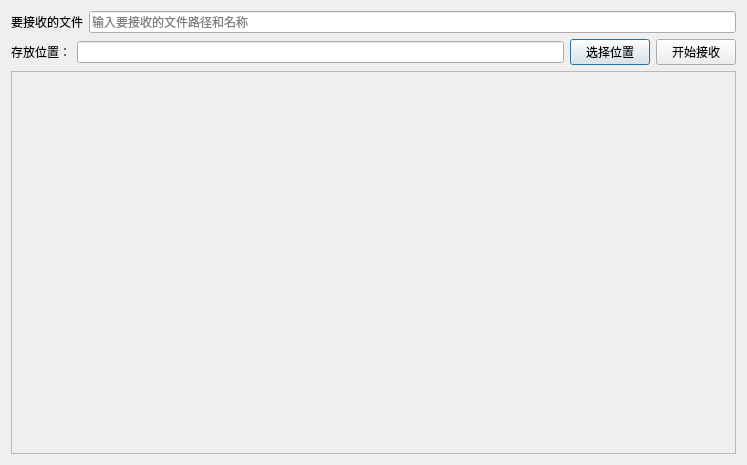
Above: CC-Client/CC-Client/recvfiledialog.ui from cokkiy/CC before the change. Below: the same form after it.
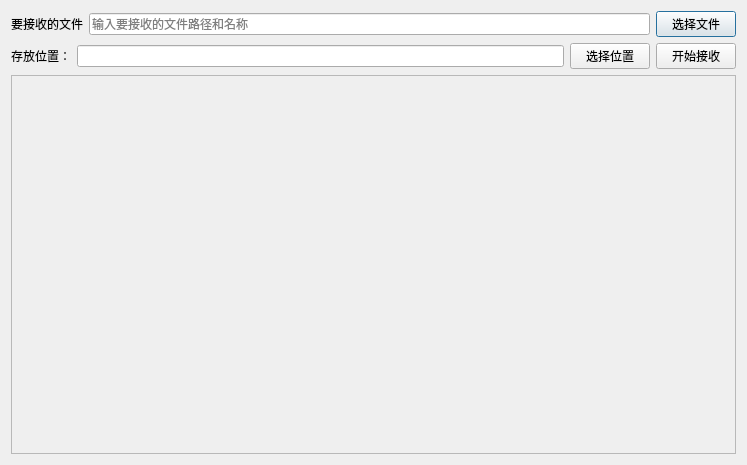
That is the form after the change. Icons and pictures are not drawn.

Commit message: 1) 完善了中控文件传送功能，现在能够传送文件夹了； 2）屏幕截图现在可以保存了； 3）传送文件时可以浏览远程工作站文件夹和文件了； 4）能够查看工作站上全部运行进程信息；

Diff of the .ui file:
```diff
--- a/CC-Client/CC-Client/recvfiledialog.ui
+++ b/CC-Client/CC-Client/recvfiledialog.ui
@@ -34,6 +34,17 @@
        </property>
       </widget>
      </item>
+     <item>
+      <widget class="QPushButton" name="selectFilePushButton">
+       <property name="text">
+        <string>选择文件</string>
+       </property>
+       <property name="icon">
+        <iconset resource="cc-client.qrc">
+         <normaloff>:/Icons/search.ico</normaloff>:/Icons/search.ico</iconset>
+       </property>
+      </widget>
+     </item>
     </layout>
    </item>
    <item>
@@ -79,7 +90,7 @@
         <x>0</x>
         <y>0</y>
         <width>727</width>
-        <height>385</height>
+        <height>381</height>
        </rect>
       </property>
      </widget>
```
The commit also changes 138 other files.
